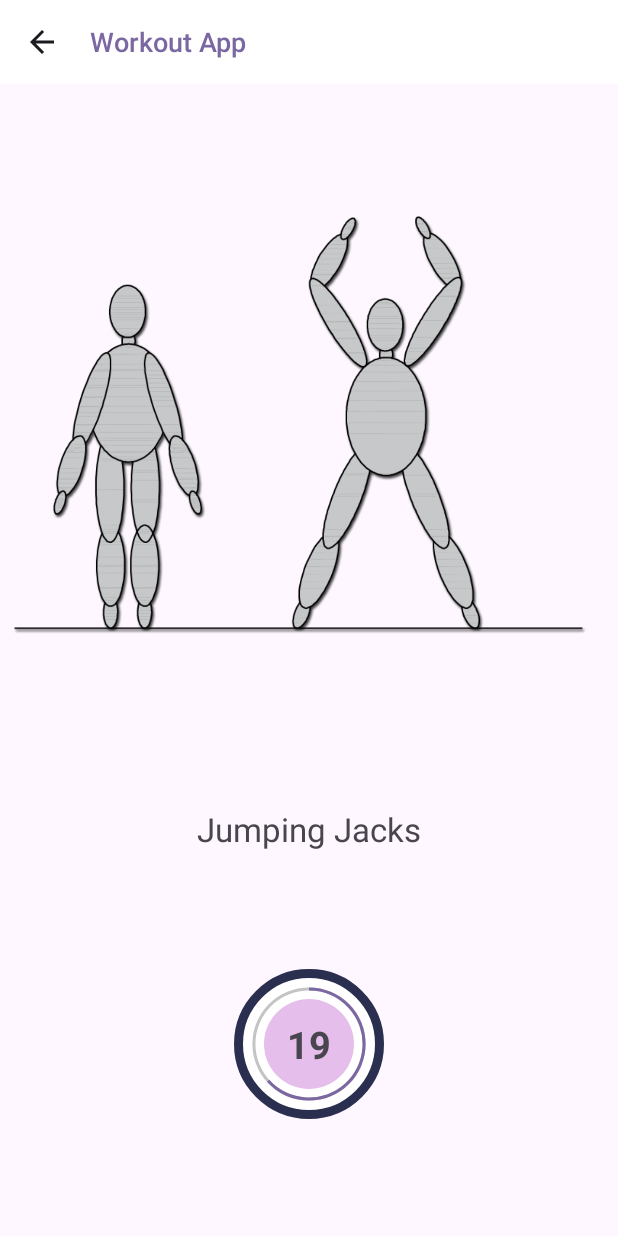
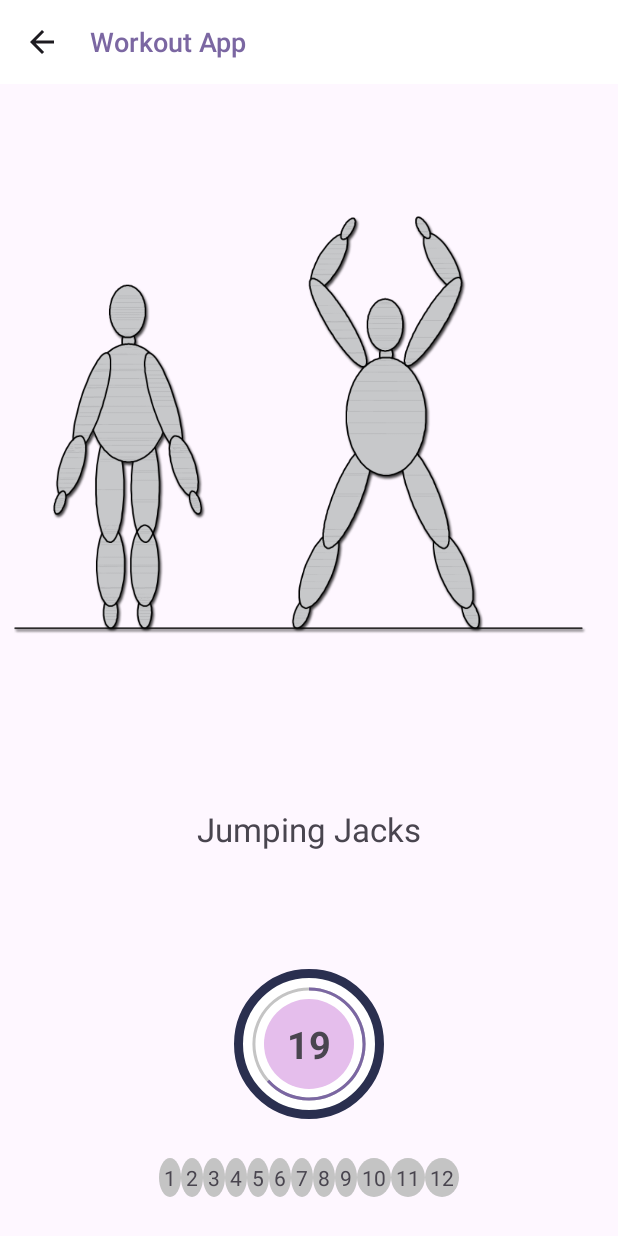
Before and after one commit to dogansengul/workout_app, an Android app: the screen it shows after launch (ExerciseActivity), after a tap on "START", on a phone screen of 412 x 824 dp. Run offline under Robolectric (Android 15) with nearby library versions, the phone set to English and light mode, and no system bars; our stand-ins replace data binding.

Commit message:
functions was updated. textToSpeech was added with no bugs. Added start.mp3 voice to the start button with using mediaplayer. RecyclerView is now int the development process.

```diff
--- a/app/src/main/java/com/example/a7minuteworkoutapp/ExerciseActivity.kt
+++ b/app/src/main/java/com/example/a7minuteworkoutapp/ExerciseActivity.kt
@@ -3,23 +3,29 @@ package com.example.a7minuteworkoutapp
 import android.annotation.SuppressLint
 import android.content.Intent
 import android.os.Bundle
+import android.speech.tts.TextToSpeech
+import android.util.Log
 import android.view.View
 import android.widget.ProgressBar
 import android.widget.TextView
 import android.widget.Toast
 import androidx.appcompat.app.AppCompatActivity
 import androidx.lifecycle.lifecycleScope
+import androidx.recyclerview.widget.LinearLayoutManager
+import androidx.recyclerview.widget.RecyclerView
+import androidx.recyclerview.widget.RecyclerView.LayoutManager
 import com.example.a7minuteworkoutapp.databinding.ActivityExerciseBinding
-import com.google.android.material.snackbar.Snackbar
 import kotlinx.coroutines.Dispatchers
 import kotlinx.coroutines.delay
 import kotlinx.coroutines.launch
 import kotlinx.coroutines.withContext
+import java.util.Locale
 
 class ExerciseActivity : AppCompatActivity() {
     private var binding: ActivityExerciseBinding? = null
     private lateinit var exerciseList: ArrayList<ExerciseModel>
     private var currentExercisePosition = 0
+    private var textToSpeech: TextToSpeech? = null
 
     @SuppressLint("SetTextI18n")
     override fun onCreate(savedInstanceState: Bundle?) {
@@ -27,6 +33,19 @@ class ExerciseActivity : AppCompatActivity() {
         binding = ActivityExerciseBinding.inflate(layoutInflater)
         setContentView(binding?.root)
 
+        textToSpeech = TextToSpeech(this, TextToSpeech.OnInitListener {
+            status ->
+            if(status == TextToSpeech.SUCCESS) {
+                val result = textToSpeech?.setLanguage(Locale.US)
+                if(result == TextToSpeech.LANG_MISSING_DATA || result == TextToSpeech.LANG_NOT_SUPPORTED) {
+                    Log.d("TTS", "Lang not supported.")
+                } else {
+                    speakOut()
+                }
+            } else {
+                Log.d("TTS", "TTS not initialized.")
+            }
+        })
         setSupportActionBar(binding?.toolbarExercise)
         if (supportActionBar != null) {
             supportActionBar?.setDisplayHomeAsUpEnabled(true)
@@ -34,19 +53,40 @@ class ExerciseActivity : AppCompatActivity() {
         binding?.toolbarExercise?.setNavigationOnClickListener {
             onBackPressedDispatcher.onBackPressed()
         }
+        initExerciseStatusRecyclerView()
         exerciseList = Constants.defaultExerciseList()
-        binding?.tvUpcomingExercise?.text = "Upcoming Exercise:\n${exerciseList[currentExercisePosition].getName()}"
-        lifecycleScope.launch {
-            startTimer(10, binding?.timer, binding?.progressBar) {
-                startExercise1()}
-        }
-
+        timeout()
     }
 
+    private fun initExerciseStatusRecyclerView() {
+        binding?.rvExerciseStatus?.apply {
+            adapter = ExerciseStatusRecyclerAdapter()
+            layoutManager = LinearLayoutManager(this@ExerciseActivity, LinearLayoutManager.HORIZONTAL, false)
+        }
+    }
+
+    @SuppressLint("SetTextI18n")
+    private fun setTimeOutScreen() {
+        binding?.flProgressBar?.visibility = View.VISIBLE
+        binding?.tvUpcomingExercise?.visibility = View.VISIBLE
+        binding?.tvExerciseName?.visibility = View.INVISIBLE
+        binding?.flExercise1ProgressBar?.visibility = View.INVISIBLE
+        binding?.exerciseImage?.visibility = View.INVISIBLE
+        binding?.tvUpcomingExercise?.text = "Upcoming Exercise:\n${exerciseList[currentExercisePosition].getName()}"
+    }
+    private fun setExerciseScreen() {
+        binding?.flProgressBar?.visibility = View.INVISIBLE
+        binding?.tvUpcomingExercise?.visibility = View.INVISIBLE
+        binding?.flExercise1ProgressBar?.visibility = View.VISIBLE
+        binding?.exerciseImage?.visibility = View.VISIBLE
+        binding?.exerciseImage?.setImageResource(exerciseList[currentExercisePosition].getImage())
+        binding?.tvExerciseName?.visibility = View.VISIBLE
+        binding?.tvExerciseName?.text = exerciseList[currentExercisePosition].getName()
+    }
     private suspend fun startTimer(totalTime: Int, timer: TextView?, progressBar: ProgressBar?, function: () -> Unit) {
         val countdownInterval: Long = 100
         for (i in totalTime downTo 1) {
-            withContext(Dispatchers.Main) {
+            withContext(Dispatchers.Main.immediate) {
                 timer?.text = i.toString()
                 progressBar?.progress = i
             }
@@ -54,14 +94,83 @@ class ExerciseActivity : AppCompatActivity() {
             if (i == 1) function()
         }
     }
+    @SuppressLint("SetTextI18n")
+    private fun timeout() {
+        setTimeOutScreen()
+        speakOut()
+        lifecycleScope.launch {
+            startTimer(10, binding?.timer, binding?.progressBar) {
+                startExercises()
+            }
+        }
+    }
 
+    private fun startExercises() {
+        setExerciseScreen()
+        lifecycleScope.launch{
+            startTimer(30, binding?.exercise1Timer, binding?.exercise1ProgressBar) {
+                currentExercisePosition++
+                if(currentExercisePosition == 12) {
+                    openFinishActivity()
+                    Toast.makeText(this@ExerciseActivity,
+                        "You have completed the workout, congrats!",
+                        Toast.LENGTH_SHORT).show()
+                }
+                else {
+                    timeout()
+                }
+            }
+        }
+    }
+    private fun speakOut() {
+        val text = exerciseList[currentExercisePosition].getName()
+        textToSpeech?.speak(text, TextToSpeech.QUEUE_FLUSH, null, "")
+    }
+    private fun openFinishActivity() {
+        val intent = Intent(this, MainActivity::class.java)
+        startActivity(intent)
+        finish()
+    }
+
+    override fun onDestroy() {
+        super.onDestroy()
+        binding = null
+        textToSpeech?.shutdown()
+        textToSpeech = null
+    }
+
+    override fun onPause() {
+        super.onPause()
+        Log.d("Onpause", "Paused")
+       if(textToSpeech != null) {
+           textToSpeech!!.shutdown()
+           textToSpeech = null
+       }
+    }
+
+    override fun onResume() {
+        super.onResume()
+        Log.d("Onresume", "continued")
+        textToSpeech = TextToSpeech(this, TextToSpeech.OnInitListener {
+                status ->
+            if(status == TextToSpeech.SUCCESS) {
+                val result = textToSpeech?.setLanguage(Locale.US)
+                if(result == TextToSpeech.LANG_MISSING_DATA || result == TextToSpeech.LANG_NOT_SUPPORTED) {
+                    Log.d("TTS", "Lang not supported.")
+                } else {
+                    speakOut()
+                }
+            } else {
+                Log.d("TTS", "TTS not initialized.")
+            }
+        })
+    }
+
+
+
+    //redundant old functions
     private fun startExercise1() {
-        binding?.flProgressBar?.visibility = View.INVISIBLE
-        binding?.tvUpcomingExercise?.visibility = View.INVISIBLE
-        binding?.flExercise1ProgressBar?.visibility = View.VISIBLE
-        binding?.exerciseImage?.visibility = View.VISIBLE
-        binding?.exerciseImage?.setImageResource(exerciseList[currentExercisePosition].getImage())
-        binding?.tvExerciseName?.text = exerciseList[currentExercisePosition].getName()
+        setExerciseScreen()
         currentExercisePosition++
         lifecycleScope.launch {
             startTimer(30, binding?.exercise1Timer, binding?.exercise1ProgressBar) {
@@ -69,22 +178,6 @@ class ExerciseActivity : AppCompatActivity() {
             }
         }
     }
-
-    @SuppressLint("SetTextI18n")
-    private fun timeout() {
-        binding?.flProgressBar?.visibility = View.VISIBLE
-        binding?.tvUpcomingExercise?.visibility = View.VISIBLE
-        binding?.tvExerciseName?.visibility = View.INVISIBLE
-        binding?.flExercise1ProgressBar?.visibility = View.INVISIBLE
-        binding?.exerciseImage?.visibility = View.INVISIBLE
-        binding?.tvUpcomingExercise?.text = "Upcoming Exercise:\n${exerciseList[currentExercisePosition].getName()}"
-        lifecycleScope.launch {
-            startTimer(10, binding?.timer, binding?.progressBar) {
-                startOtherExercises()
-            }
-        }
-    }
-
     private fun startOtherExercises() {
         binding?.flProgressBar?.visibility = View.INVISIBLE
         binding?.tvUpcomingExercise?.visibility = View.INVISIBLE
@@ -109,15 +202,4 @@ class ExerciseActivity : AppCompatActivity() {
             }
         }
     }
-
-    private fun openFinishActivity() {
-        val intent = Intent(this, MainActivity::class.java)
-        startActivity(intent)
-        finish()
-    }
-
-    override fun onDestroy() {
-        super.onDestroy()
-        binding = null
-    }
 }
--- /dev/null
+++ b/app/src/main/java/com/example/a7minuteworkoutapp/ExerciseStatusRecyclerAdapter.kt
@@ -0,0 +1,30 @@
+package com.example.a7minuteworkoutapp
+
+import android.view.LayoutInflater
+import android.view.ViewGroup
+import android.widget.TextView
+import androidx.recyclerview.widget.RecyclerView
+import com.example.a7minuteworkoutapp.databinding.LayoutExerciseStatusItemBinding
+
+class ExerciseStatusRecyclerAdapter: RecyclerView.Adapter<RecyclerView.ViewHolder>() {
+    private val exerciseList = Constants.defaultExerciseList()
+    override fun onCreateViewHolder(parent: ViewGroup, viewType: Int): RecyclerView.ViewHolder {
+        return ExerciseStatusViewHolder(LayoutExerciseStatusItemBinding.inflate(LayoutInflater.from(parent.context)))
+    }
+
+    override fun getItemCount(): Int {
+        return exerciseList.size
+    }
+
+    override fun onBindViewHolder(holder: RecyclerView.ViewHolder, position: Int) {
+        when(holder) {
+            is ExerciseStatusViewHolder ->
+                holder.bind(exerciseList[position])
+        }
+    }
+    inner class ExerciseStatusViewHolder(private val itemBinding: LayoutExerciseStatusItemBinding): RecyclerView.ViewHolder(itemBinding.root) {
+        fun bind(exercise: ExerciseModel) {
+            itemBinding.itemExerciseStatus.text = exercise.getId().toString()
+        }
+    }
+}
--- a/app/src/main/java/com/example/a7minuteworkoutapp/MainActivity.kt
+++ b/app/src/main/java/com/example/a7minuteworkoutapp/MainActivity.kt
@@ -1,28 +1,45 @@
 package com.example.a7minuteworkoutapp
 
 import android.content.Intent
+import android.media.MediaPlayer
+import android.net.Uri
 import androidx.appcompat.app.AppCompatActivity
 import android.os.Bundle
+import android.util.Log
 import androidx.databinding.DataBindingUtil
 import com.example.a7minuteworkoutapp.databinding.ActivityMainBinding
 
 class MainActivity : AppCompatActivity() {
     private var binding: ActivityMainBinding? = null
+    private var mediaPlayer: MediaPlayer? = null
     override fun onCreate(savedInstanceState: Bundle?) {
         super.onCreate(savedInstanceState)
         binding = ActivityMainBinding.inflate(layoutInflater)
         setContentView(binding?.root)
-
         binding?.startButton?.setOnClickListener {
+            playSound()
             val intent = Intent(this, ExerciseActivity::class.java)
             startActivity(intent)
         }
 
     }
+    private fun playSound() {
+        try {
+            mediaPlayer = MediaPlayer.create(applicationContext, R.raw.press_start)
+            mediaPlayer?.isLooping = false
+            mediaPlayer?.start()
+            if(mediaPlayer!!.isPlaying) {
+                Log.d("Player", "Started.")
+            }
+        } catch (e: Exception) {
+            e.printStackTrace()
+        }
 
+    }
     override fun onDestroy() {
         super.onDestroy()
         binding = null
-
+        mediaPlayer?.stop()
+        mediaPlayer?.release()
     }
 }
--- /dev/null
+++ b/app/src/main/res/drawable/item_circular_gray_background.xml
@@ -0,0 +1,5 @@
+<?xml version="1.0" encoding="utf-8"?>
+<shape xmlns:android="http://schemas.android.com/apk/res/android"
+    android:shape="oval">
+    <solid android:color="@color/lightGrey"/>
+</shape>
--- a/app/src/main/res/layout/activity_exercise.xml
+++ b/app/src/main/res/layout/activity_exercise.xml
@@ -145,6 +145,14 @@
             app:layout_constraintStart_toStartOf="parent"
             app:layout_constraintBottom_toTopOf="@id/flExercise1ProgressBar"
             android:textSize="22sp"/>
+        <androidx.recyclerview.widget.RecyclerView
+            android:id="@+id/rv_exercise_status"
+            android:layout_width="wrap_content"
+            android:layout_height="wrap_content"
+            app:layout_constraintBottom_toBottomOf="parent"
+            app:layout_constraintStart_toStartOf="parent"
+            app:layout_constraintEnd_toEndOf="parent"
+            app:layout_constraintTop_toBottomOf="@+id/flExercise1ProgressBar"/>
 
     </androidx.constraintlayout.widget.ConstraintLayout>
 </layout>
--- /dev/null
+++ b/app/src/main/res/layout/layout_exercise_status_item.xml
@@ -0,0 +1,13 @@
+<?xml version="1.0" encoding="utf-8"?>
+<TextView xmlns:android="http://schemas.android.com/apk/res/android"
+    android:id="@+id/item_exercise_status"
+    android:layout_width="25dp"
+    android:layout_height="25dp"
+    android:padding="3dp"
+    android:background="@drawable/item_circular_gray_background"
+    android:gravity="center"
+    android:layout_margin="1dp"
+    xmlns:tools="http://schemas.android.com/tools"
+    tools:text="1">
+
+</TextView>
```
Also changed, not shown: 1 other file.
